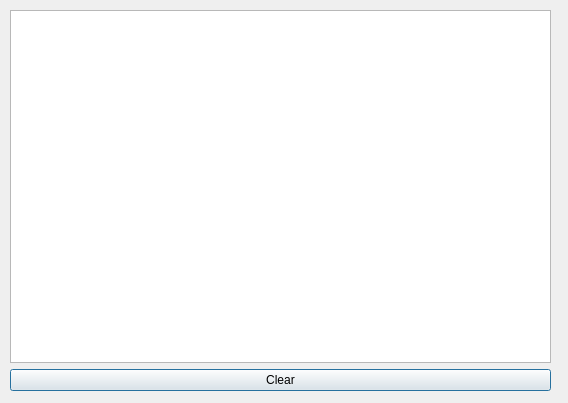
Above: gui/compile_dialog.ui from nandra/liqrf before the change. Below: the same form after it.
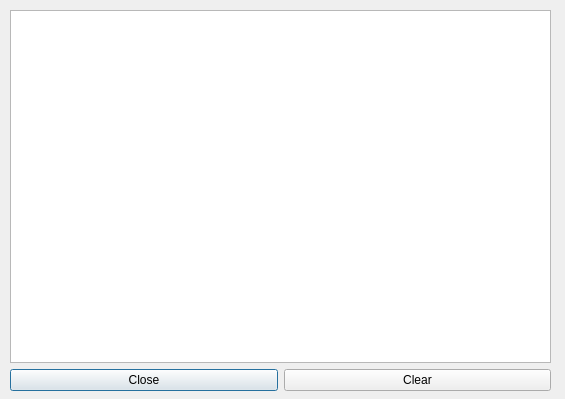
That is the form after the change.

Commit message: [GUI] Add close button on compile window. Signed-off-by: Marek Belisko <marek.belisko@gmail.com>

Diff of the .ui file:
```diff
--- a/gui/compile_dialog.ui
+++ b/gui/compile_dialog.ui
@@ -6,8 +6,8 @@
    <rect>
     <x>0</x>
     <y>0</y>
-    <width>568</width>
-    <height>403</height>
+    <width>565</width>
+    <height>399</height>
    </rect>
   </property>
   <property name="windowTitle">
@@ -31,11 +31,22 @@
      </widget>
     </item>
     <item>
+     <layout class="QHBoxLayout" name="horizontalLayout">
+      <item>
+       <widget class="QPushButton" name="compile_close">
+        <property name="text">
+         <string>Close</string>
+        </property>
+       </widget>
+      </item>
+      <item>
      <widget class="QPushButton" name="pushButton">
       <property name="text">
        <string>Clear</string>
       </property>
      </widget>
+      </item>
+     </layout>
     </item>
    </layout>
   </widget>
```
Lines whose indentation alone changed are shown as unchanged. The commit also changes 2 other files.
